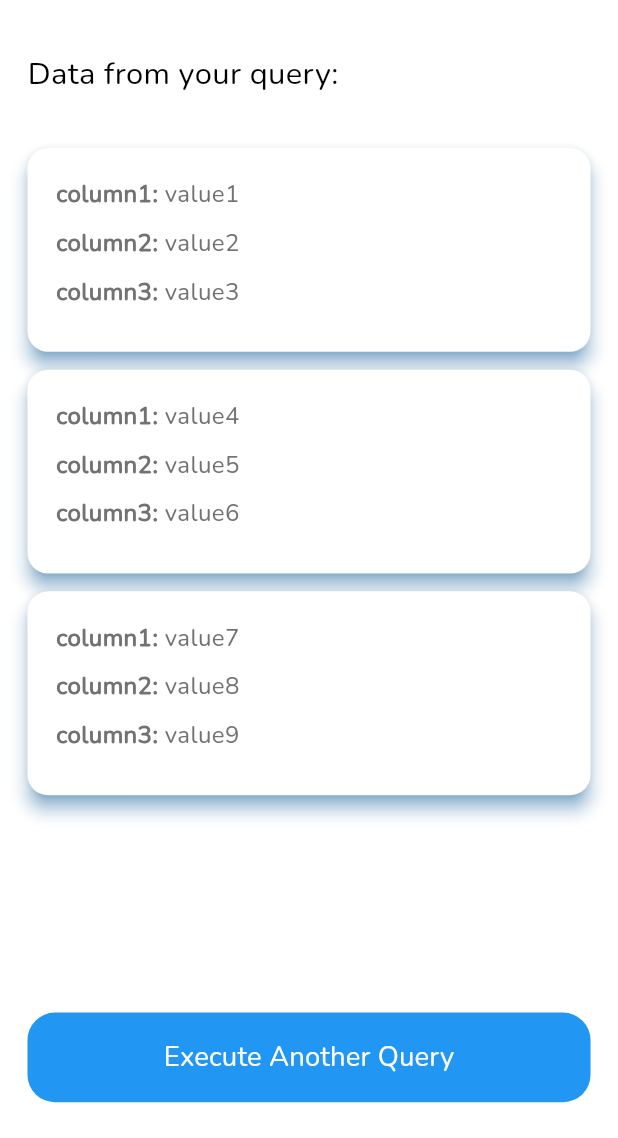
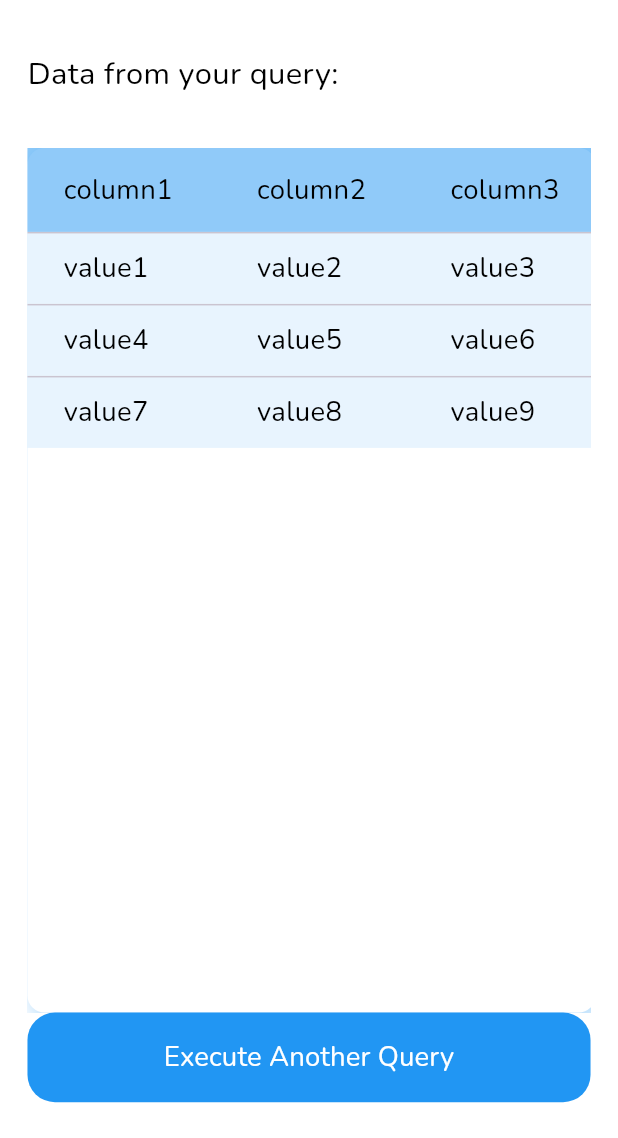
Before and after one commit to rahmagamalll/smartDB_App, a Flutter app: the ShowQueryScreen screen opened by its route, on a phone screen of 412 x 824 dp, the part 98-1236 px from its top. Run offline on Flutter 3.47's test engine with Material 3 defaults, Android fonts, the phone set to English and light mode, and no system bars; our stand-ins replace flutter_animate, flutter_screenutil.

Commit message:
create insert data screen

```diff
--- a/lib/core/routing/app_router.dart
+++ b/lib/core/routing/app_router.dart
@@ -3,7 +3,9 @@ import 'package:software_project/core/routing/routes.dart';
 import 'package:software_project/features/tabels_database/ui/screens/add_new_table_screen.dart';
 import 'package:software_project/features/tabels_database/ui/screens/add_query_screen.dart';
 import 'package:software_project/features/tabels_database/ui/screens/home_screen.dart';
+import 'package:software_project/features/tabels_database/ui/screens/insert_data_screen.dart';
 import 'package:software_project/features/tabels_database/ui/screens/show_query_screen.dart';
+import 'package:software_project/features/tabels_database/ui/screens/view_table_screen.dart';
 
 class AppRouter {
   static Route? generateRoute(RouteSettings settings) {
@@ -26,6 +28,16 @@ class AppRouter {
       case Routes.showQueryScreen:
         return _createPageTransition(
           child:  ShowQueryScreen(),
+          transitionType: PageTransitionType.scale,
+        );
+      case Routes.insertDataIntoTableScreen:
+        return _createPageTransition(
+          child:  const InsertDataIntoTableScreen(),
+          transitionType: PageTransitionType.scale,
+        );
+      case Routes.viewTableScreen:
+        return _createPageTransition(
+          child:  const ViewTableScreen(),
           transitionType: PageTransitionType.scale,
         );
 
--- a/lib/core/routing/routes.dart
+++ b/lib/core/routing/routes.dart
@@ -3,4 +3,6 @@ class Routes {
   static const String addNewTableScreen = "/addNewTableScreen";
   static const String addQueryScreen = "/addQueryScreen";
   static const String showQueryScreen = "/showQueryScreen";
+  static const String insertDataIntoTableScreen = "/insertDataIntoTableScreen";
+  static const String viewTableScreen = "/viewTableScreen";
 }
--- a/lib/features/tabels_database/ui/screens/show_query_screen.dart
+++ b/lib/features/tabels_database/ui/screens/show_query_screen.dart
@@ -7,7 +7,6 @@ import 'package:software_project/core/widgets/custom_elevation_button.dart';
 import 'package:software_project/core/widgets/top_app_bar.dart';
 
 class ShowQueryScreen extends StatelessWidget {
-  // البيانات المحاكية التي سيتم عرضها (تأتي من الكويري)
   final List<Map<String, String>> queryData = [
     {'column1': 'value1', 'column2': 'value2', 'column3': 'value3'},
     {'column1': 'value4', 'column2': 'value5', 'column3': 'value6'},
@@ -16,6 +15,21 @@ class ShowQueryScreen extends StatelessWidget {
 
   @override
   Widget build(BuildContext context) {
+    List<DataColumn> columnHeaders = queryData.isNotEmpty
+        ? queryData[0].keys.map((key) {
+            return DataColumn(label: Text(key));
+          }).toList()
+        : [];
+
+    // تحويل البيانات إلى صفوف في الجدول
+    List<DataRow> rows = queryData.map((data) {
+      return DataRow(
+        cells: data.values.map((value) {
+          return DataCell(Text(value ?? 'N/A'));
+        }).toList(),
+      );
+    }).toList();
+
     return Scaffold(
       body: SafeArea(
         child: Padding(
@@ -31,52 +45,36 @@ class ShowQueryScreen extends StatelessWidget {
               ),
               verticalSpacing(30),
               Expanded(
-                child: ListView.builder(
-                  itemCount: queryData.length,
-                  itemBuilder: (context, index) {
-                    var data = queryData[index];
-                    return Card(
+                child: SingleChildScrollView(
+                  scrollDirection: Axis.horizontal,
+                  child: Container(
+                    decoration: BoxDecoration(
                       color: ColorsManager.white,
-                      elevation: 5,
-                      shadowColor: ColorsManager.primaryColor,
-                      shape: RoundedRectangleBorder(
-                        borderRadius: BorderRadius.circular(12.r),
+                      borderRadius: BorderRadius.all(Radius.circular(10.r)),
+                      boxShadow: [
+                        BoxShadow(
+                          color: ColorsManager.primaryColor.withOpacity(0.3),
+                          spreadRadius: 2,
+                          blurRadius: 10,
+                          offset: const Offset(4, 4),
+                        ),
+                      ],
+                    ),
+                    child: DataTable(
+
+                      headingRowColor: WidgetStateProperty.all(
+                        ColorsManager.primaryColor.withOpacity(0.5),
                       ),
-                      margin: EdgeInsets.only(bottom: 10.h),
-                      child: Padding(
-                        padding: EdgeInsets.all(16.h),
-                        child: Column(
-                          crossAxisAlignment: CrossAxisAlignment.start,
-                          children: [
-                            for (var key in data.keys)
-                              Padding(
-                                padding: EdgeInsets.only(bottom: 8.h),
-                                child: Row(
-                                  children: [
-                                    Text(
-                                      '$key: ',
-                                      style: TextStylesManager
-                                          .font14MediumGrayRegular
-                                          .copyWith(
-                                        fontWeight: FontWeight.bold,
-                                      ),
-                                    ),
-                                    Expanded(
-                                      child: Text(
-                                        data[key] ?? 'N/A',
-                                        style: TextStylesManager
-                                            .font14MediumGrayRegular,
-                                        overflow: TextOverflow.ellipsis,
-                                      ),
-                                    ),
-                                  ],
-                                ),
-                              ),
-                          ],
-                        ),
+                      dataRowColor: WidgetStateProperty.all(
+                        ColorsManager.primaryColor.withOpacity(0.1),
                       ),
-                    );
-                  },
+
+                      dataTextStyle: TextStylesManager.font16BlackRegular,
+                      headingTextStyle: TextStylesManager.font16BlackMedium,
+                      columns: columnHeaders,
+                      rows: rows,
+                    ),
+                  ),
                 ),
               ),
               CustomElevationButton(
```
Also changed, not shown: lib/features/tabels_database/ui/screens/home_screen.dart (+13 -3 lines), lib/features/tabels_database/ui/screens/insert_data_screen.dart (added, +192 -0 lines), lib/features/tabels_database/ui/screens/view_table_screen.dart (added, +45 -0 lines).
